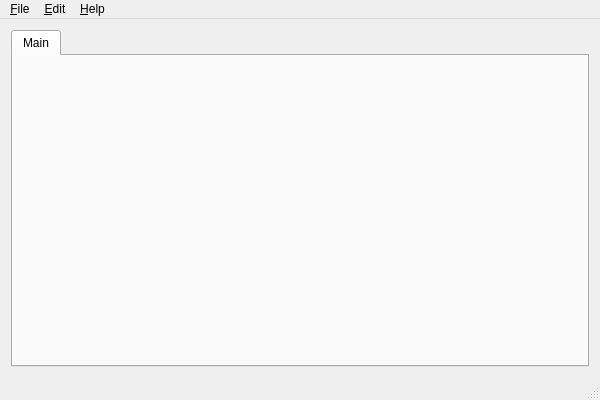
Above: mainwindow.ui from kongy/ET before the change. Below: the same form after it.
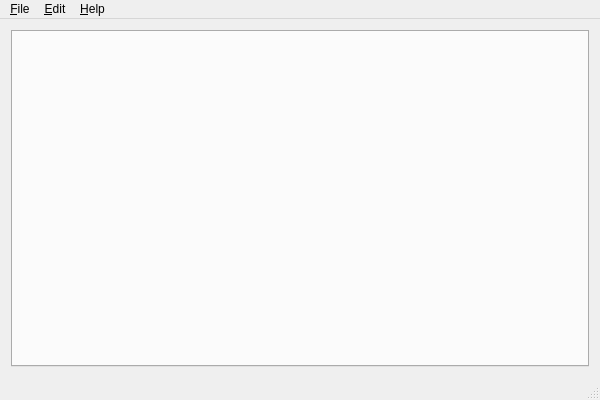
That is the form after the change.

Commit message: Set up WelcomeWidget as first tab on program start

The edit to the form file:
```diff
--- a/mainwindow.ui
+++ b/mainwindow.ui
@@ -20,14 +20,6 @@
       <property name="currentIndex">
        <number>0</number>
       </property>
-      <widget class="QWidget" name="Main">
-       <property name="toolTip">
-        <string/>
-       </property>
-       <attribute name="title">
-        <string>Main</string>
-       </attribute>
-      </widget>
      </widget>
     </item>
    </layout>
```
Left out of the diff: 2 changed lines with no effect on the pictures. The commit also changes 5 other files.
